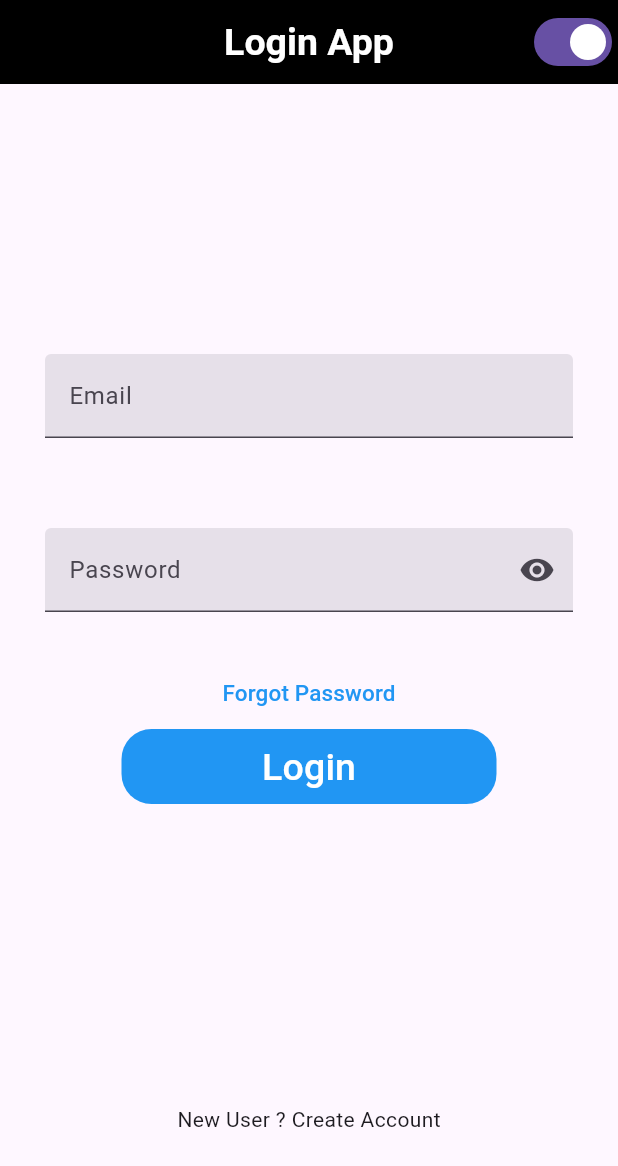
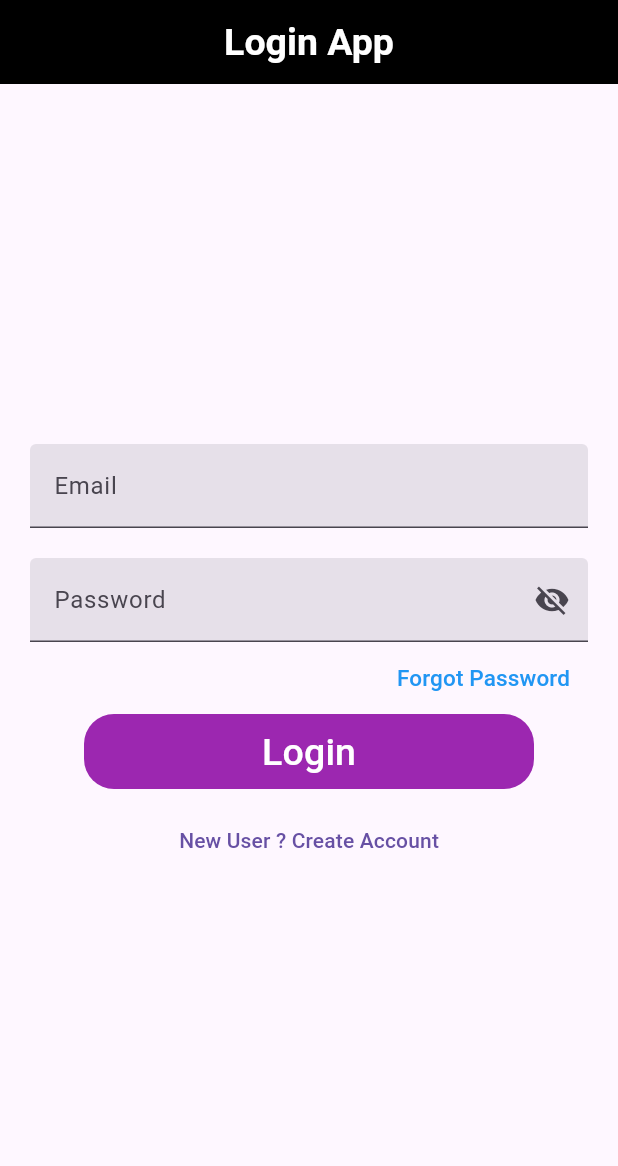
Before and after one commit to Janak67/login_app, a Flutter app: the screen it shows after launch, on a phone screen of 412 x 824 dp. Shown: the top 1166 px of the screen. Run offline on Flutter 3.47's test engine with Material 2 defaults, Android fonts, the phone set to English and light mode, and no system bars.

Commit message:
password

```diff
--- a/lib/main.dart
+++ b/lib/main.dart
@@ -1,4 +1,5 @@
 import 'package:flutter/material.dart';
+import 'package:login_app/provider/login_provider.dart';
 import 'package:login_app/provider/theme_provider.dart';
 import 'package:login_app/utils/app_routes.dart';
 import 'package:login_app/utils/app_theme.dart';
@@ -10,6 +11,9 @@ void main() {
       providers: [
         ChangeNotifierProvider(
           create: (context) => ThemeProvider(),
+        ),
+        ChangeNotifierProvider(
+          create: (context) => PasswordProvider(),
         )
       ],
       child: Consumer<ThemeProvider>(
--- a/lib/utils/app_routes.dart
+++ b/lib/utils/app_routes.dart
@@ -1,10 +1,12 @@
 import 'package:flutter/cupertino.dart';
 import 'package:login_app/view/home_screen.dart';
 import 'package:login_app/view/login_screen.dart';
+import 'package:login_app/view/register_screen.dart';
 import 'package:login_app/view/splash_screen.dart';
 
 Map<String, WidgetBuilder> screen_routes = {
   '/': (context) => const SplashScreen(),
-  'login':(context) => const LoginScreen(),
-  'home':(context) => const HomeScreen(),
+  'login': (context) => const LoginScreen(),
+  'register': (context) => RegisterScreen(),
+  'home': (context) => const HomeScreen(),
 };
--- a/lib/view/login_screen.dart
+++ b/lib/view/login_screen.dart
@@ -1,4 +1,5 @@
 import 'package:flutter/material.dart';
+import 'package:login_app/provider/login_provider.dart';
 import 'package:login_app/provider/theme_provider.dart';
 import 'package:login_app/view/home_screen.dart';
 import 'package:provider/provider.dart';
@@ -11,43 +12,21 @@ class LoginScreen extends StatefulWidget {
 }
 
 class _LoginScreenState extends State<LoginScreen> {
-  bool passwordVisible = false;
-
-  @override
-  void initState() {
-    super.initState();
-    passwordVisible = true;
-  }
-
   @override
   Widget build(BuildContext context) {
     return SafeArea(
       child: Scaffold(
         appBar: AppBar(
           title: const Text("Login App"),
-          actions: [
-            Consumer<ThemeProvider>(
-              builder: (context, value1, child) => Switch(
-                value: value1.islight,
-                onChanged: (value) {
-                  value1.changeTheme();
-                },
+          automaticallyImplyLeading: false,
         ),
-            ),
-          ],
-        ),
-        body: SingleChildScrollView(
+        body: Center(
+          child: SingleChildScrollView(
+            child: Padding(
+              padding: const EdgeInsets.all(20),
               child: Column(
                 children: [
-              Center(
-                child: Container(
-                  width: 200,
-                  height: 150,
-                ),
-              ),
-              const Padding(
-                padding: EdgeInsets.all(30),
-                child: TextField(
+                  const TextField(
                     keyboardType: TextInputType.emailAddress,
                     decoration: InputDecoration(
                         border: UnderlineInputBorder(),
@@ -55,42 +34,42 @@ class _LoginScreenState extends State<LoginScreen> {
                         hintText: "Enter valid email id",
                         filled: true),
                   ),
-              ),
-              Padding(
-                padding: const EdgeInsets.all(30),
-                child: TextField(
-                  obscureText: passwordVisible,
+                  const SizedBox(height: 20,),
+                  TextField(
+                    obscureText: true,
                     keyboardType: TextInputType.visiblePassword,
                     decoration: InputDecoration(
                       border: const UnderlineInputBorder(),
                       hintText: 'Enter secure Password',
                       labelText: 'Password',
                       filled: true,
-                    suffixIcon: IconButton(
-                      icon: Icon(passwordVisible
+                      suffixIcon: Consumer<PasswordProvider>(
+                        builder: (context, value, child) => IconButton(
+                          icon: Icon(value.passwordVisible
                               ? Icons.visibility
                               : Icons.visibility_off),
                           onPressed: () {
-                        setState(() {
-                          passwordVisible = !passwordVisible;
-                        });
+                            value.togglePassword();
                           },
                         ),
                       ),
                     ),
                   ),
-              TextButton(
+                  Align(
+                    alignment: Alignment.centerRight,
+                    child: TextButton(
                       onPressed: () {},
                       child: const Text(
                         "Forgot Password",
                         style: TextStyle(color: Colors.blue, fontSize: 15),
                       ),
                     ),
+                  ),
                   Container(
                     height: 50,
-                width: 250,
+                    width: 300,
                     decoration: BoxDecoration(
-                  color: Colors.blue,
+                      color: Colors.purple,
                       borderRadius: BorderRadius.circular(20),
                     ),
                     child: TextButton(
@@ -104,10 +83,16 @@ class _LoginScreenState extends State<LoginScreen> {
                     ),
                   ),
                   const SizedBox(
-                height: 200,
+                    height: 10,
                   ),
-              const Text("New User ? Create Account")
+                  TextButton(
+                      onPressed: () {
+                        Navigator.pushNamed(context, 'register');
+                      },
+                      child: const Text("New User ? Create Account"))
                 ],
+              ),
+            ),
           ),
         ),
       ),
--- a/pubspec.yaml
+++ b/pubspec.yaml
@@ -19,7 +19,7 @@ publish_to: 'none' # Remove this line if you wish to publish to pub.dev
 version: 1.0.0+1
 
 environment:
-  sdk: '>=3.0.6 <4.0.0'
+  sdk: '>=3.0.2 <4.0.0'
 
 # Dependencies specify other packages that your package needs in order to work.
 # To automatically upgrade your package dependencies to the latest versions
```
Also changed, not shown: lib/view/home_screen.dart (+15 -1 lines), lib/view/register_screen.dart (added, +88 -0 lines), pubspec.lock, 5 other files. Lines whose indentation alone changed are shown as unchanged.
